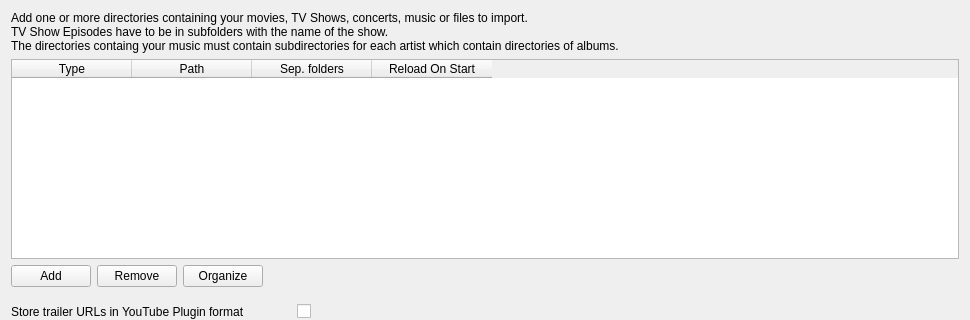
This is src/ui/settings/GlobalSettingsWidget.ui in Komet/MediaElch as Qt 5 draws it before an edit; both pictures show x 0 to 970 and y 0 to 320 of the 970 by 625 pixel window. The edited form follows.
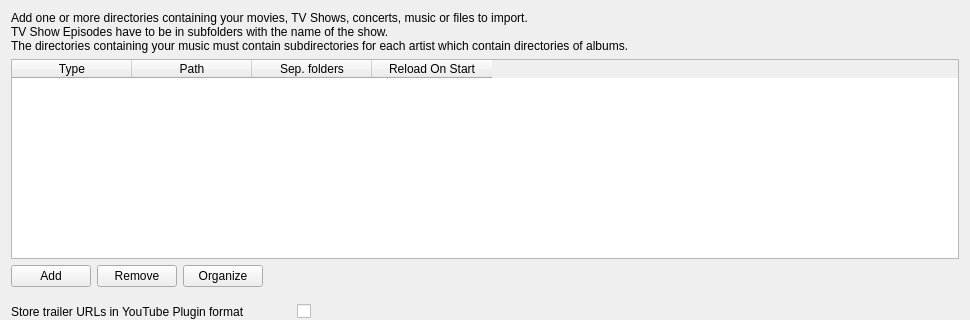
This is the edited form.

Commit message:
[GlobalSettings] Fix typo "contai[ni]ng"
 - fixes #841

The edit to the form file:
```diff
--- a/src/ui/settings/GlobalSettingsWidget.ui
+++ b/src/ui/settings/GlobalSettingsWidget.ui
@@ -16,7 +16,7 @@
      <property name="text">
       <string>Add one or more directories containing your movies, TV Shows, concerts, music or files to import.
 TV Show Episodes have to be in subfolders with the name of the show.
-The directories containg your music must contain subdirectories for each artist which contain directories of albums.</string>
+The directories containing your music must contain subdirectories for each artist which contain directories of albums.</string>
      </property>
      <property name="wordWrap">
       <bool>true</bool>
```
